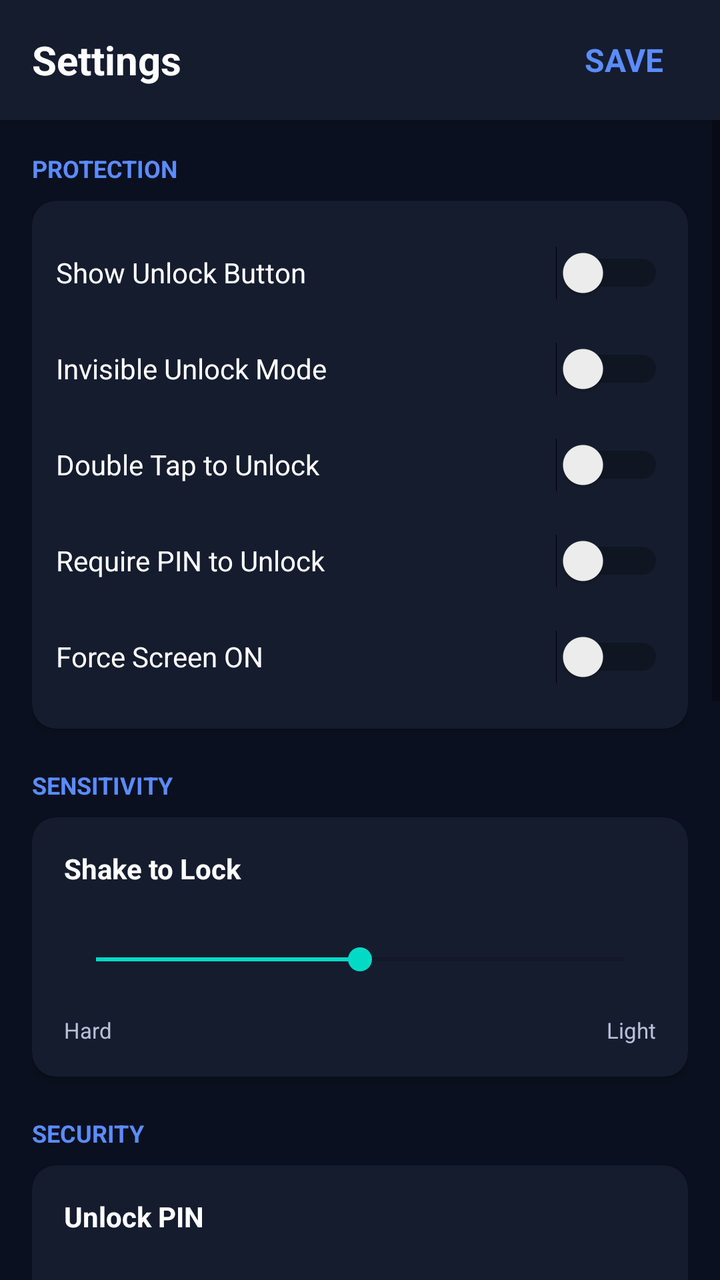
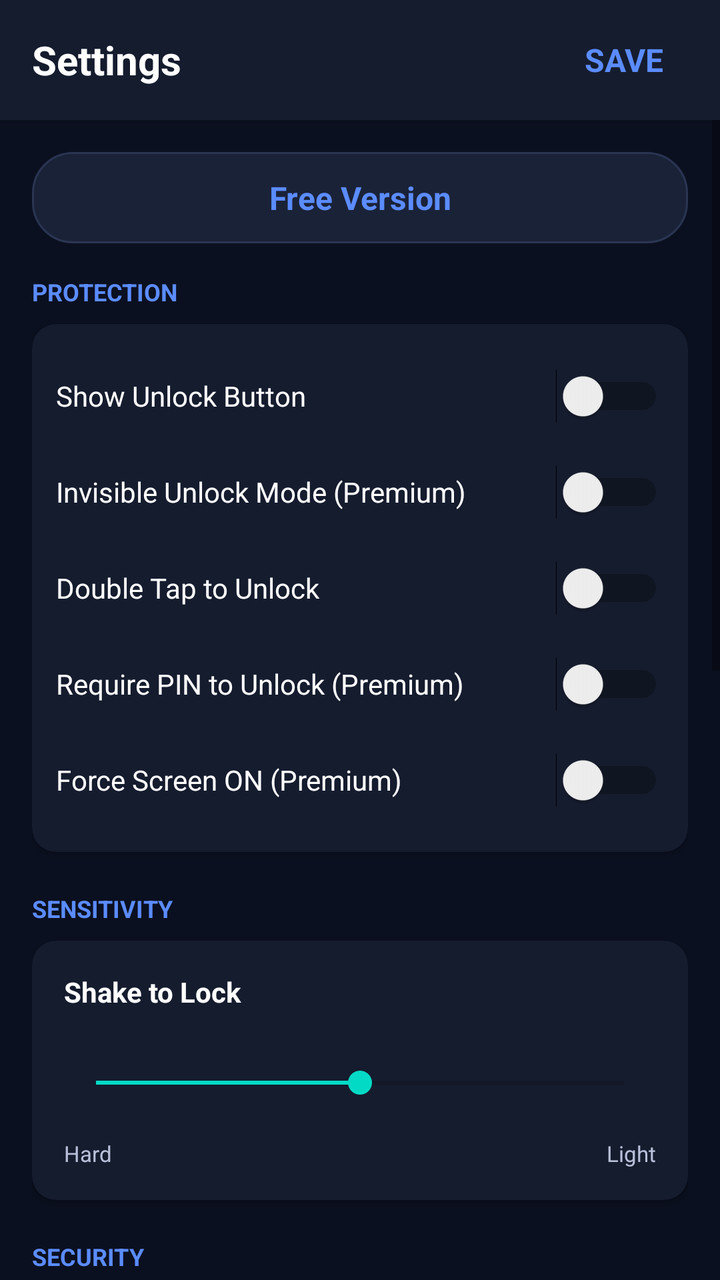

An Android layout rendered at two revisions. The XML below is the earlier revision; the diff shows what the commit changed to produce the second picture.
<!-- AndroidManifest.xml: application theme Theme.TouchLock -->
<!-- res/layout/dialog_settings.xml -->
<?xml version="1.0" encoding="utf-8"?>
<RelativeLayout xmlns:android="http://schemas.android.com/apk/res/android"
    xmlns:app="http://schemas.android.com/apk/res-auto"
    xmlns:tools="http://schemas.android.com/tools"
    android:layout_width="match_parent"
    android:layout_height="match_parent"
    android:background="@color/bg_main">

    
    <LinearLayout
        android:id="@+id/headerSettings"
        android:layout_width="match_parent"
        android:layout_height="60dp"
        android:background="@color/card_bg"
        android:elevation="4dp"
        android:gravity="center_vertical"
        android:orientation="horizontal"
        android:paddingHorizontal="16dp">

        <TextView
            android:layout_width="0dp"
            android:layout_height="wrap_content"
            android:layout_weight="1"
            android:text="@string/settings_title"
            android:textColor="@color/text_main"
            android:textSize="20sp"
            android:textStyle="bold" />

        <TextView
            android:id="@+id/btnSaveSettings"
            android:layout_width="wrap_content"
            android:layout_height="wrap_content"
            android:background="?attr/selectableItemBackgroundBorderless"
            android:clickable="true"
            android:focusable="true"
            android:gravity="center"
            android:minWidth="48dp"
            android:minHeight="48dp"
            android:padding="12dp"
            android:text="@string/save"
            android:textColor="@color/primary_blue"
            android:textSize="16sp"
            android:textStyle="bold" />
    </LinearLayout>

    <ScrollView
        android:layout_width="match_parent"
        android:layout_height="match_parent"
        android:layout_below="@id/headerSettings"
        android:clipToPadding="false"
        android:paddingBottom="24dp">

        <LinearLayout
            android:layout_width="match_parent"
            android:layout_height="wrap_content"
            android:maxWidth="600dp"
            android:layout_gravity="center_horizontal"
            android:orientation="vertical"
            android:padding="16dp">

            
            <TextView
                android:layout_width="match_parent"
                android:layout_height="wrap_content"
                android:layout_marginBottom="8dp"
                android:text="@string/category_protection"
                android:textColor="@color/primary_blue"
                android:textSize="12sp"
                android:textStyle="bold" />

            <com.google.android.material.card.MaterialCardView
                android:layout_width="match_parent"
                android:layout_height="wrap_content"
                android:layout_marginBottom="20dp"
                app:cardBackgroundColor="@color/card_bg"
                app:cardCornerRadius="12dp"
                app:cardElevation="2dp"
                app:strokeWidth="0dp">

                <LinearLayout
                    android:layout_width="match_parent"
                    android:layout_height="wrap_content"
                    android:orientation="vertical"
                    android:padding="12dp">

                    <Switch
                        android:id="@+id/dialogSwitchShowUnlock"
                        android:layout_width="match_parent"
                        android:layout_height="wrap_content"
                        android:minHeight="48dp"
                        android:paddingVertical="8dp"
                        android:text="@string/show_unlock_button"
                        android:textColor="@color/text_main"
                        tools:ignore="UseSwitchCompatOrMaterialXml" />

                    <Switch
                        android:id="@+id/dialogSwitchInvisibleUnlock"
                        android:layout_width="match_parent"
                        android:layout_height="wrap_content"
                        android:minHeight="48dp"
                        android:paddingVertical="8dp"
                        android:text="@string/invisible_unlock_mode"
                        android:textColor="@color/text_main"
                        tools:ignore="UseSwitchCompatOrMaterialXml" />

                    <Switch
                        android:id="@+id/dialogSwitchDoubleTap"
                        android:layout_width="match_parent"
                        android:layout_height="wrap_content"
                        android:minHeight="48dp"
                        android:paddingVertical="8dp"
                        android:text="@string/enable_double_tap_unlock"
                        android:textColor="@color/text_main"
                        tools:ignore="UseSwitchCompatOrMaterialXml" />

                    <Switch
                        android:id="@+id/dialogSwitchRequirePin"
                        android:layout_width="match_parent"
                        android:layout_height="wrap_content"
                        android:minHeight="48dp"
                        android:paddingVertical="8dp"
                        android:text="@string/require_pin_to_unlock"
                        android:textColor="@color/text_main"
                        tools:ignore="UseSwitchCompatOrMaterialXml" />

                    <Switch
                        android:id="@+id/dialogSwitchKeepScreen"
                        android:layout_width="match_parent"
                        android:layout_height="wrap_content"
                        android:minHeight="48dp"
                        android:paddingVertical="8dp"
                        android:text="@string/keep_screen_on_while_locked"
                        android:textColor="@color/text_main"
                        tools:ignore="UseSwitchCompatOrMaterialXml" />
                </LinearLayout>
            </com.google.android.material.card.MaterialCardView>

            
            <TextView
                android:layout_width="match_parent"
                android:layout_height="wrap_content"
                android:layout_marginBottom="8dp"
                android:text="@string/category_sensitivity"
                android:textColor="@color/primary_blue"
                android:textSize="12sp"
                android:textStyle="bold" />

            <com.google.android.material.card.MaterialCardView
                android:layout_width="match_parent"
                android:layout_height="wrap_content"
                android:layout_marginBottom="20dp"
                app:cardBackgroundColor="@color/card_bg"
                app:cardCornerRadius="12dp"
                app:cardElevation="2dp"
                app:strokeWidth="0dp">

                <LinearLayout
                    android:layout_width="match_parent"
                    android:layout_height="wrap_content"
                    android:orientation="vertical"
                    android:padding="16dp">

                    <TextView
                        android:layout_width="match_parent"
                        android:layout_height="wrap_content"
                        android:text="@string/shake_to_lock"
                        android:textColor="@color/text_main"
                        android:textStyle="bold" />

                    <SeekBar
                        android:id="@+id/dialogSeekShake"
                        android:layout_width="match_parent"
                        android:layout_height="wrap_content"
                        android:layout_marginTop="12dp"
                        android:minHeight="48dp"
                        android:max="20"
                        android:progress="10" />

                    <LinearLayout
                        android:layout_width="match_parent"
                        android:layout_height="wrap_content"
                        android:layout_marginTop="4dp"
                        android:orientation="horizontal">
                        <TextView
                            android:layout_width="0dp"
                            android:layout_height="wrap_content"
                            android:layout_weight="1"
                            android:text="@string/sensitivity_hard"
                            android:textColor="@color/text_secondary"
                            android:textSize="11sp" />
                        <TextView
                            android:layout_width="0dp"
                            android:layout_height="wrap_content"
                            android:layout_weight="1"
                            android:gravity="end"
                            android:text="@string/sensitivity_light"
                            android:textColor="@color/text_secondary"
                            android:textSize="11sp" />
                    </LinearLayout>
                </LinearLayout>
            </com.google.android.material.card.MaterialCardView>

            
            <TextView
                android:layout_width="match_parent"
                android:layout_height="wrap_content"
                android:layout_marginBottom="8dp"
                android:text="@string/category_security"
                android:textColor="@color/primary_blue"
                android:textSize="12sp"
                android:textStyle="bold" />

            <com.google.android.material.card.MaterialCardView
                android:layout_width="match_parent"
                android:layout_height="wrap_content"
                android:layout_marginBottom="20dp"
                app:cardBackgroundColor="@color/card_bg"
                app:cardCornerRadius="12dp"
                app:cardElevation="2dp"
                app:strokeWidth="0dp">

                <LinearLayout
                    android:layout_width="match_parent"
                    android:layout_height="wrap_content"
                    android:orientation="vertical"
                    android:padding="16dp">

                    <TextView
                        android:layout_width="match_parent"
                        android:layout_height="wrap_content"
                        android:text="@string/unlock_pin"
                        android:textColor="@color/text_main"
                        android:textStyle="bold" />

                    <EditText
                        android:id="@+id/dialogEdtPin"
                        android:layout_width="match_parent"
                        android:layout_height="wrap_content"
                        android:layout_marginTop="4dp"
                        android:autofillHints="password"
                        android:backgroundTint="@color/primary_blue"
                        android:hint="@string/pin_hint"
                        android:inputType="numberPassword"
                        android:minHeight="48dp"
                        android:textColor="@color/text_main"
                        android:textColorHint="@color/text_secondary" />

                    <TextView
                        android:layout_width="match_parent"
                        android:layout_height="wrap_content"
                        android:layout_marginTop="16dp"
                        android:text="@string/auto_lock_delay"
                        android:textColor="@color/text_main"
                        android:textStyle="bold" />

                    <EditText
                        android:id="@+id/dialogEdtDelay"
                        android:layout_width="match_parent"
                        android:layout_height="wrap_content"
                        android:layout_marginTop="4dp"
                        android:autofillHints="none"
                        android:backgroundTint="@color/primary_blue"
                        android:hint="@string/delay_hint"
                        android:inputType="number"
                        android:minHeight="48dp"
                        android:textColor="@color/text_main"
                        android:textColorHint="@color/text_secondary" />
                </LinearLayout>
            </com.google.android.material.card.MaterialCardView>

            
            <TextView
                android:layout_width="match_parent"
                android:layout_height="wrap_content"
                android:layout_marginBottom="8dp"
                android:text="@string/category_ads_privacy"
                android:textColor="@color/primary_blue"
                android:textSize="12sp"
                android:textStyle="bold" />

            <com.google.android.material.card.MaterialCardView
                android:layout_width="match_parent"
                android:layout_height="wrap_content"
                android:layout_marginBottom="20dp"
                app:cardBackgroundColor="@color/card_bg"
                app:cardCornerRadius="12dp"
                app:cardElevation="2dp"
                app:strokeWidth="0dp">

                <LinearLayout
                    android:layout_width="match_parent"
                    android:layout_height="wrap_content"
                    android:orientation="vertical"
                    android:padding="12dp">

                    <Switch
                        android:id="@+id/dialogSwitchPersonalizedAds"
                        android:layout_width="match_parent"
                        android:layout_height="wrap_content"
                        android:minHeight="48dp"
                        android:paddingVertical="8dp"
                        android:text="@string/personalized_ads"
                        android:textColor="@color/text_main"
                        tools:ignore="UseSwitchCompatOrMaterialXml" />

                    <Button
                        android:id="@+id/btnWatchAd"
                        android:layout_width="match_parent"
                        android:layout_height="wrap_content"
                        android:layout_marginTop="8dp"
                        android:background="@drawable/bg_secondary_button"
                        android:minHeight="48dp"
                        android:text="@string/watch_ad_support"
                        android:textColor="@color/text_main"
                        android:textAllCaps="false" />
                </LinearLayout>
            </com.google.android.material.card.MaterialCardView>

            
            <TextView
                android:layout_width="match_parent"
                android:layout_height="wrap_content"
                android:layout_marginBottom="8dp"
                android:text="@string/category_support"
                android:textColor="@color/primary_blue"
                android:textSize="12sp"
                android:textStyle="bold" />

            <com.google.android.material.card.MaterialCardView
                android:layout_width="match_parent"
                android:layout_height="wrap_content"
                android:layout_marginBottom="20dp"
                app:cardBackgroundColor="@color/card_bg"
                app:cardCornerRadius="12dp"
                app:cardElevation="2dp"
                app:strokeWidth="0dp">

                <LinearLayout
                    android:layout_width="match_parent"
                    android:layout_height="wrap_content"
                    android:orientation="vertical"
                    android:padding="16dp">

                    <Button
                        android:id="@+id/btnPremium"
                        android:layout_width="match_parent"
                        android:layout_height="wrap_content"
                        android:minHeight="48dp"
                        android:background="@drawable/bg_circle_primary"
                        android:text="@string/go_premium_no_ads"
                        android:textColor="@color/text_main"
                        android:textStyle="bold" />

                    <LinearLayout
                        android:layout_width="match_parent"
                        android:layout_height="wrap_content"
                        android:layout_marginTop="16dp"
                        android:orientation="horizontal">

                        <Button
                            android:id="@+id/btnTip1"
                            android:layout_width="0dp"
                            android:layout_height="wrap_content"
                            android:layout_weight="1"
                            android:minHeight="48dp"
                            android:background="@drawable/bg_secondary_button"
                            android:text="@string/tip_1"
                            android:textAllCaps="false"
                            android:textColor="@color/text_main" />

                        <Space
                            android:layout_width="8dp"
                            android:layout_height="1dp" />

                        <Button
                            android:id="@+id/btnTip2"
                            android:layout_width="0dp"
                            android:layout_height="wrap_content"
                            android:layout_weight="1"
                            android:minHeight="48dp"
                            android:background="@drawable/bg_secondary_button"
                            android:text="@string/tip_2"
                            android:textAllCaps="false"
                            android:textColor="@color/text_main" />

                        <Space
                            android:layout_width="8dp"
                            android:layout_height="1dp" />

                        <Button
                            android:id="@+id/btnTip5"
                            android:layout_width="0dp"
                            android:layout_height="wrap_content"
                            android:layout_weight="1"
                            android:minHeight="48dp"
                            android:background="@drawable/bg_secondary_button"
                            android:text="@string/tip_5"
                            android:textAllCaps="false"
                            android:textColor="@color/text_main" />
                    </LinearLayout>
                </LinearLayout>
            </com.google.android.material.card.MaterialCardView>

        </LinearLayout>
    </ScrollView>

</RelativeLayout>
<!-- resources referenced by this layout -->
<resources>
  <color name="bg_main">#0B1020</color>
  <color name="card_bg">#151C2E</color>
  <color name="primary_blue">#5B8CFF</color>
  <color name="text_main">#FFFFFF</color>
  <color name="text_secondary">#B8C0D9</color>
  <!-- drawable bg_circle_primary (drawable) -->
  <?xml version="1.0" encoding="utf-8"?>
  <shape xmlns:android="http://schemas.android.com/apk/res/android"
      android:shape="oval">
      <solid android:color="@color/primary_blue" />
  </shape>
  <!-- drawable bg_secondary_button (drawable) -->
  <?xml version="1.0" encoding="utf-8"?>
  <shape xmlns:android="http://schemas.android.com/apk/res/android">
      <solid android:color="@color/card_bg_2" />
      <stroke
          android:width="1dp"
          android:color="@color/divider_soft" />
      <corners android:radius="18dp" />
  </shape>
  <string name="auto_lock_delay">Auto-lock delay</string>
  <string name="category_ads_privacy">ADS &amp; PRIVACY</string>
  <string name="category_protection">PROTECTION</string>
  <string name="category_security">SECURITY</string>
  <string name="category_sensitivity">SENSITIVITY</string>
  <string name="category_support">SUPPORT DEVELOPMENT</string>
  <string name="delay_hint">Seconds (0 = instant)</string>
  <string name="enable_double_tap_unlock">Double Tap to Unlock</string>
  <string name="go_premium_no_ads">GO PREMIUM (No Ads)</string>
  <string name="invisible_unlock_mode">Invisible Unlock Mode</string>
  <string name="keep_screen_on_while_locked">Force Screen ON</string>
  <string name="personalized_ads">Personalized Ads</string>
  <string name="pin_hint">At least 4 digits</string>
  <string name="require_pin_to_unlock">Require PIN to Unlock</string>
  <string name="save">SAVE</string>
  <string name="sensitivity_hard">Hard</string>
  <string name="sensitivity_light">Light</string>
  <string name="settings_title">Settings</string>
  <string name="shake_to_lock">Shake to Lock</string>
  <string name="show_unlock_button">Show Unlock Button</string>
  <string name="tip_1">1€</string>
  <string name="tip_2">2€</string>
  <string name="tip_5">5€</string>
  <string name="unlock_pin">Unlock PIN</string>
  <string name="watch_ad_support">Support with an Ad</string>
  <style name="Theme.TouchLock" parent="Theme.MaterialComponents.DayNight.NoActionBar">
          <item name="colorPrimary">@color/primary_blue</item>
          <item name="colorPrimaryVariant">@color/primary_blue_dark</item>
          <item name="colorOnPrimary">@color/text_main</item>
          <item name="android:statusBarColor">@color/bg_main</item>
          <item name="android:navigationBarColor">@color/bg_main</item>
          <item name="android:windowBackground">@color/bg_main</item>
      </style>
  <color name="card_bg_2">#1A2238</color>
  <color name="divider_soft">#2A3552</color>
  <color name="primary_blue_dark">#4676E8</color>
</resources>

<!-- the commit's change to res/layout/dialog_settings.xml (unified diff, before → after) -->
@@ -57,6 +57,20 @@
             android:layout_gravity="center_horizontal"
             android:orientation="vertical"
             android:padding="16dp">
+
+            
+            <TextView
+                android:id="@+id/txtPremiumStatus"
+                android:layout_width="match_parent"
+                android:layout_height="wrap_content"
+                android:layout_marginBottom="16dp"
+                android:background="@drawable/bg_app_chip"
+                android:gravity="center"
+                android:padding="12dp"
+                android:text="@string/free_version"
+                android:textColor="@color/primary_blue"
+                android:textSize="16sp"
+                android:textStyle="bold" />
 
             
             <TextView
@@ -310,7 +324,7 @@
                         android:layout_marginTop="8dp"
                         android:background="@drawable/bg_secondary_button"
                         android:minHeight="48dp"
-                        android:text="@string/watch_ad_support"
+                        android:text="@string/watch_ad_premium"
                         android:textColor="@color/text_main"
                         android:textAllCaps="false" />
                 </LinearLayout>
<!-- resource entries referenced after the edit -->
@@ -5,6 +5,20 @@
   <color name="primary_blue">#5B8CFF</color>
   <color name="text_main">#FFFFFF</color>
   <color name="text_secondary">#B8C0D9</color>
+  <!-- drawable bg_app_chip (drawable) -->
+  <?xml version="1.0" encoding="utf-8"?>
+  <shape xmlns:android="http://schemas.android.com/apk/res/android">
+      <solid android:color="@color/card_bg_2" />
+      <stroke
+          android:width="1dp"
+          android:color="@color/divider_soft" />
+      <corners android:radius="20dp" />
+      <padding
+          android:left="14dp"
+          android:top="8dp"
+          android:right="14dp"
+          android:bottom="8dp" />
+  </shape>
   <!-- drawable bg_circle_primary (drawable) -->
   <?xml version="1.0" encoding="utf-8"?>
   <shape xmlns:android="http://schemas.android.com/apk/res/android"
@@ -28,12 +42,13 @@
   <string name="category_support">SUPPORT DEVELOPMENT</string>
   <string name="delay_hint">Seconds (0 = instant)</string>
   <string name="enable_double_tap_unlock">Double Tap to Unlock</string>
-  <string name="go_premium_no_ads">GO PREMIUM (No Ads)</string>
-  <string name="invisible_unlock_mode">Invisible Unlock Mode</string>
-  <string name="keep_screen_on_while_locked">Force Screen ON</string>
+  <string name="free_version">Free Version</string>
+  <string name="go_premium_no_ads">Upgrade to Premium</string>
+  <string name="invisible_unlock_mode">Invisible Unlock Mode (Premium)</string>
+  <string name="keep_screen_on_while_locked">Force Screen ON (Premium)</string>
   <string name="personalized_ads">Personalized Ads</string>
   <string name="pin_hint">At least 4 digits</string>
-  <string name="require_pin_to_unlock">Require PIN to Unlock</string>
+  <string name="require_pin_to_unlock">Require PIN to Unlock (Premium)</string>
   <string name="save">SAVE</string>
   <string name="sensitivity_hard">Hard</string>
   <string name="sensitivity_light">Light</string>
@@ -44,7 +59,7 @@
   <string name="tip_2">2€</string>
   <string name="tip_5">5€</string>
   <string name="unlock_pin">Unlock PIN</string>
-  <string name="watch_ad_support">Support with an Ad</string>
+  <string name="watch_ad_premium">Watch Ad for 2 Hours Premium</string>
   <style name="Theme.TouchLock" parent="Theme.MaterialComponents.DayNight.NoActionBar">
           <item name="colorPrimary">@color/primary_blue</item>
           <item name="colorPrimaryVariant">@color/primary_blue_dark</item>
